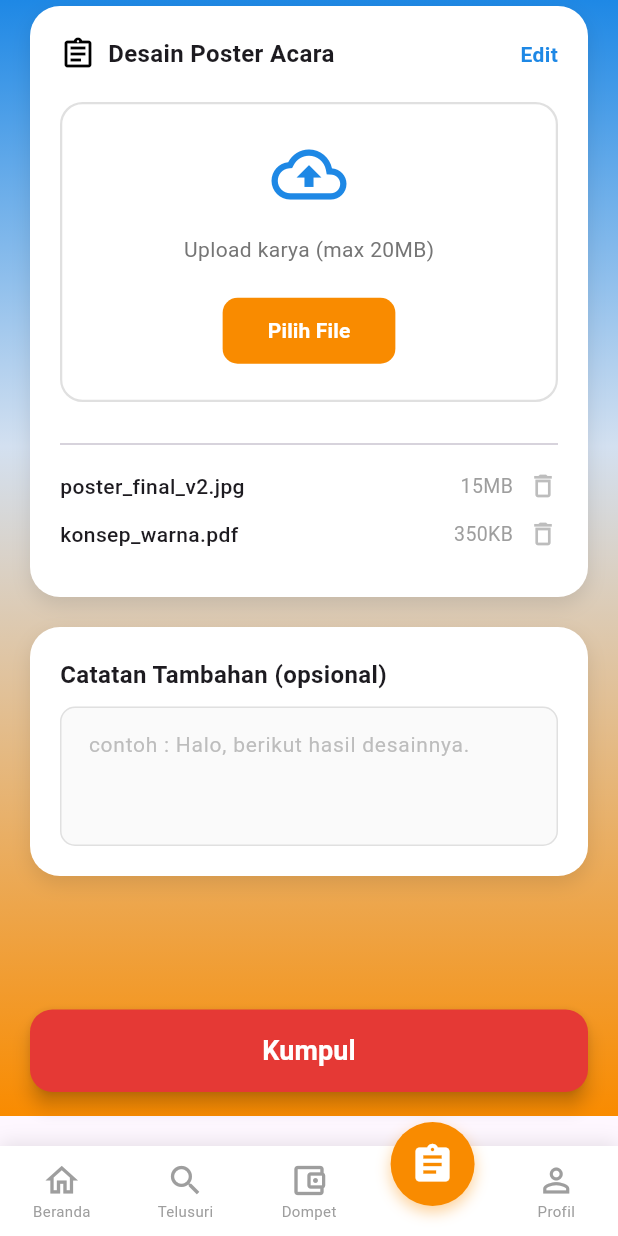
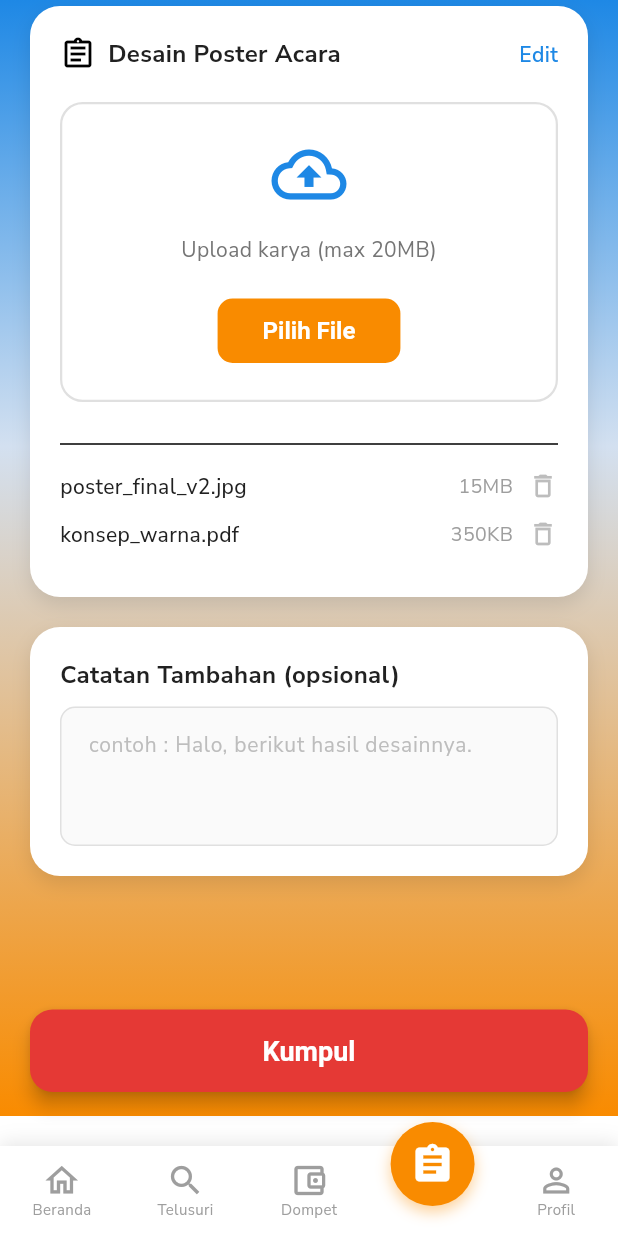
Before and after one commit to FathanBagas07/Satursun-Freelance-Mobile, a Flutter app: the TaskSubmissionScreen screen opened by its route, scrolled down 177 dp, on a phone screen of 412 x 824 dp. Run offline on Flutter 3.47's test engine with Material 3 defaults, Android fonts, the light colour scheme and no system bars.

Commit message:
Refactor: Implementasi theme global

```diff
--- a/mobile/lib/core/theme/app_theme.dart
+++ b/mobile/lib/core/theme/app_theme.dart
@@ -22,6 +22,8 @@ final satursunColorScheme = ColorScheme.light(
 
 
 final satursunAppTheme = ThemeData(
+  useMaterial3: true,
+  fontFamily: AppTypography.fontFamily,
   // Menggunakan ColorScheme yang telah didefinisikan
   colorScheme: satursunColorScheme,
   appBarTheme: AppBarTheme(
@@ -35,7 +37,18 @@ final satursunAppTheme = ThemeData(
       color: AppColors.backgroundWhite,
     ),
   ),
-  fontFamily: 'NunitoSans',
+
+  // Typography
+  textTheme: TextTheme(
+    displayLarge: AppTypography.headline1,
+    displayMedium: AppTypography.headline2,
+    titleLarge: AppTypography.title,
+    titleMedium: AppTypography.subtitle,
+    bodyLarge: AppTypography.body,
+    bodySmall: AppTypography.bodySmall,
+    labelLarge: AppTypography.button,
+    labelSmall: AppTypography.italic,
+  ),
 
   // Button Theme (ElevatedButton)
   elevatedButtonTheme: ElevatedButtonThemeData(
--- a/mobile/lib/main.dart
+++ b/mobile/lib/main.dart
@@ -1,5 +1,6 @@
 import 'package:flutter/material.dart';
-import 'package:satursun_app/core/theme/app_theme.dart';
+import 'core/theme/app_theme.dart';
+
 import 'modules/auth/screens/get_started_screen.dart';
 import 'modules/auth/screens/sign_in_screen.dart';
 import 'modules/auth/screens/sign_up_screen.dart';
@@ -21,12 +22,13 @@ void main() {
 
 class SatursunApp extends StatelessWidget {
   const SatursunApp({super.key});
+
   @override
   Widget build(BuildContext context) {
     return MaterialApp(
       title: 'Satursun Freelance',
       debugShowCheckedModeBanner: false,
-      theme: satursunAppTheme
+      theme: satursunAppTheme,
       initialRoute: '/',
       routes: {
         // --- Auth Routes ---
```
